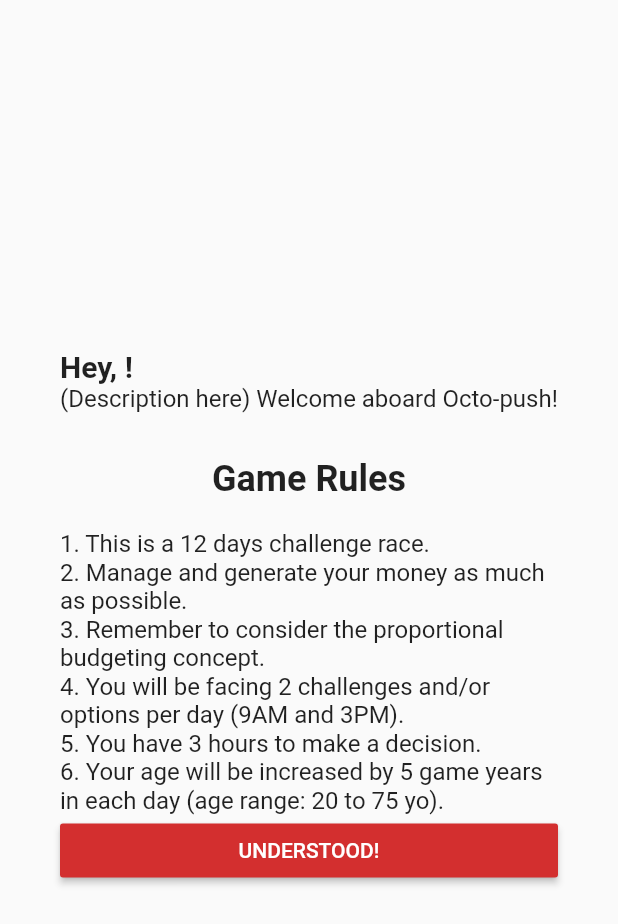
After one commit to leovinsen/octopush, a Flutter app: the GameRulesPage screen opened directly, on a phone screen of 412 x 824 dp. The commit adds this screen. Shown: the top 924 px of the screen. Run offline on Flutter 3.47's test engine with Material 2 defaults, Android fonts, the phone set to English and light mode, and no system bars; our stand-ins replace bloc, equatable, flutter_bloc, shared_preferences; accounts and stored records are empty.

Commit message:
Closes #6

```diff
--- a/lib/bloc/user_data/user_data_state.dart
+++ b/lib/bloc/user_data/user_data_state.dart
@@ -5,8 +5,8 @@ abstract class UserDataState extends Equatable {
   const UserDataState();
 }
 
-class UserDataBlocInit extends UserDataState {
-  const UserDataBlocInit();
+class UserDataBlocCreated extends UserDataState {
+  const UserDataBlocCreated();
 
   @override
   List<Object> get props => null;
--- a/lib/main.dart
+++ b/lib/main.dart
@@ -27,12 +27,14 @@ class SplashScreen extends StatefulWidget {
 
 class _SplashScreenState extends State<SplashScreen> {
   var _userRepo;
+  var _prefs;
 
   @override
   void initState() {
     super.initState();
     SharedPreferences.getInstance().then((prefs) => {
           setState(() {
+            _prefs = prefs;
             _userRepo = UserRepository(prefs);
           })
         });
@@ -44,7 +46,7 @@ class _SplashScreenState extends State<SplashScreen> {
         ? Center(child: Text('Splash Screen'))
         : BlocProvider(
             create: (_) => UserBloc(_userRepo),
-            child: RootPage(),
+            child: RootPage(_prefs),
           );
   }
 }
--- /dev/null
+++ b/lib/screens/game_rules_page.dart
@@ -0,0 +1,66 @@
+import 'package:flutter/material.dart';
+import 'package:flutter_bloc/flutter_bloc.dart';
+import 'package:octopush/bloc/user_bloc.dart';
+
+class GameRulesPage extends StatelessWidget {
+  final String description =
+      '(Description here) Welcome aboard Octo-push!';
+
+  final List rules = [
+    '1. This is a 12 days challenge race.',
+    '2. Manage and generate your money as much as possible.',
+    '3. Remember to consider the proportional budgeting concept.',
+    '4. You will be facing 2 challenges and/or options per day (9AM and 3PM).',
+    '5. You have 3 hours to make a decision.',
+    '6. Your age will be increased by 5 game years in each day (age range: 20 to 75 yo).'
+  ];
+
+  @override
+  Widget build(BuildContext context) {
+    var user = BlocProvider.of<UserBloc>(context).activeUser;
+
+    return Scaffold(
+      body: Center(
+        child: ListView(
+          shrinkWrap: true,
+          padding: const EdgeInsets.all(40.0),
+          children: <Widget>[
+                Text(
+                  'Hey, ${user.name}!',
+                  textAlign: TextAlign.justify,
+                  style: TextStyle(fontSize: 20.0, fontWeight: FontWeight.w600),
+                ),
+                Text(
+                  description,
+                  style: TextStyle(
+                    fontSize: 16.0,
+                  ),
+                ),
+                SizedBox(
+                  height: 30.0,
+                ),
+                Text(
+                  'Game Rules',
+                  textAlign: TextAlign.center,
+                  style: TextStyle(fontSize: 24.0, fontWeight: FontWeight.w600),
+                ),
+                SizedBox(height: 20.0,)
+              ] + _buildRulesList() +
+              [
+                RaisedButton(
+                  color: Theme.of(context).primaryColorDark,
+                  textColor: Colors.white,
+                  onPressed: () => Navigator.of(context).pushReplacement(
+                      MaterialPageRoute(builder: (_) => Center())),
+                  child: Text('UNDERSTOOD!'),
+                )
+              ],
+        ),
+      ),
+    );
+  }
+
+  List<Widget> _buildRulesList(){
+    return rules.map((rule) => Text(rule, style: TextStyle(fontSize: 16.0),)).toList();
+  }
+}
```
Also changed, not shown: lib/bloc/user_data/user_data_bloc.dart (+7 -1 lines), lib/root_page.dart (+15 -6 lines), lib/screens/career_choice_page.dart (added, +10 -0 lines), lib/screens/home_page.dart (added, +36 -0 lines).
